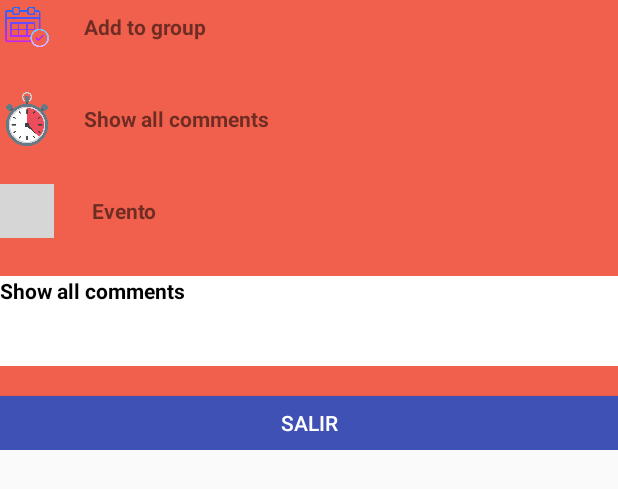
After one commit to luisGumucio/bitafira, an Android app: the layout custom_dialog.xml on its own in the app's theme, with its tools: preview values and no code run, on a phone screen of 412 x 824 dp. The commit adds this screen. Shown: the top 489 px of the screen. Run offline under Robolectric (Android 15) with nearby library versions, the phone set to English and light mode, and no system bars; grey boxes are pictures that could not be loaded.

Commit message:
Fix doctor view

```diff
--- a/app/src/main/java/com/example/unknow/bitafira/model/Evaluation.java
+++ b/app/src/main/java/com/example/unknow/bitafira/model/Evaluation.java
@@ -2,8 +2,10 @@ package com.example.unknow.bitafira.model;
 
 import com.google.firebase.database.IgnoreExtraProperties;
 
+import java.io.Serializable;
+
 @IgnoreExtraProperties
-public class Evaluation {
+public class Evaluation implements Serializable {
 
     private String id;
     private String dateStart;
--- a/app/src/main/java/com/example/unknow/bitafira/pacient/PacientMainFragment.java
+++ b/app/src/main/java/com/example/unknow/bitafira/pacient/PacientMainFragment.java
@@ -18,6 +18,9 @@ import android.widget.ListView;
 import android.widget.Toast;
 
 import com.example.unknow.bitafira.R;
+import com.example.unknow.bitafira.doctor.DoctorFragmentView;
+import com.example.unknow.bitafira.doctor.DoctorHistorialFragment;
+import com.example.unknow.bitafira.doctor.EvaluationTimeFragment;
 import com.example.unknow.bitafira.global.Constante;
 import com.example.unknow.bitafira.model.Pacient;
 import com.google.android.gms.tasks.OnCompleteListener;
@@ -142,7 +145,7 @@ public class PacientMainFragment extends Fragment {
         public void onItemClick(AdapterView<?> parent, View view, int position, long id) {
             Bundle bundle=new Bundle();
             bundle.putSerializable("PACIENT", pacients.get(position));
-            Fragment mFrag = new PacientEventFragment();
+            Fragment mFrag = new EvaluationTimeFragment();
             mFrag.setArguments(bundle);
             t.replace(R.id.main_fragment, mFrag).addToBackStack(null);
             t.commit();
--- /dev/null
+++ b/app/src/main/res/layout/custom_dialog.xml
@@ -0,0 +1,85 @@
+<?xml version="1.0" encoding="utf-8"?>
+<LinearLayout xmlns:android="http://schemas.android.com/apk/res/android"
+    android:layout_width="fill_parent"
+    android:layout_height="300dp"
+    android:background="#f1604d"
+    android:orientation="vertical" >
+    <LinearLayout
+        android:orientation="horizontal"
+        android:layout_width="match_parent"
+        android:layout_height="wrap_content">
+        <ImageView
+            android:layout_width="36dp"
+            android:layout_height="36dp"
+            android:src="@drawable/event"/>
+        <TextView
+            android:textStyle="bold"
+            android:id="@+id/txt_date_info"
+            android:layout_gravity="center_vertical"
+            android:layout_width="wrap_content"
+            android:layout_height="wrap_content"
+            android:paddingLeft="20dp"
+            android:text="Add to group"/>
+    </LinearLayout>
+    <LinearLayout
+        android:layout_marginTop="25dp"
+        android:orientation="horizontal"
+        android:layout_width="match_parent"
+        android:layout_height="wrap_content">
+        <ImageView
+            android:layout_width="36dp"
+            android:layout_height="36dp"
+            android:src="@drawable/clock"/>
+        <TextView
+            android:textStyle="bold"
+            android:id="@+id/txt_time_info"
+            android:layout_gravity="center_vertical"
+            android:layout_width="wrap_content"
+            android:layout_height="wrap_content"
+            android:paddingLeft="20dp"
+            android:text="Show all comments"/>
+    </LinearLayout>
+    <LinearLayout
+        android:layout_marginTop="25dp"
+        android:orientation="horizontal"
+        android:layout_width="match_parent"
+        android:layout_height="wrap_content">
+        <ImageView
+            android:layout_width="36dp"
+            android:layout_height="36dp"
+            android:src="@drawable/clinico"/>
+        <TextView
+            android:textStyle="bold"
+            android:id="@+id/txtPhoneRefe"
+            android:layout_gravity="center_vertical"
+            android:layout_width="wrap_content"
+            android:layout_height="wrap_content"
+            android:paddingLeft="25dp"
+            android:text="Evento"/>
+    </LinearLayout>
+    <LinearLayout
+        android:layout_marginTop="25dp"
+        android:orientation="horizontal"
+
+        android:layout_width="match_parent"
+        android:layout_height="wrap_content">
+        <TextView
+            android:textStyle="bold"
+            android:id="@+id/txt_event_info"
+            android:layout_gravity="center_vertical"
+            android:background="#fff"
+            android:textColor="#000"
+            android:layout_width="fill_parent"
+            android:layout_height="60dp"
+            android:text="Show all comments"/>
+    </LinearLayout>
+
+    <Button
+        android:id="@+id/btn_exit_event"
+        android:layout_width="fill_parent"
+        android:layout_height="wrap_content"
+        android:layout_marginTop="20dp"
+        android:background="@color/colorPrimary"
+        android:text="Salir"
+        android:textColor="@android:color/white" />
+</LinearLayout>
--- a/app/src/main/res/layout/fragment_pacient_info.xml
+++ b/app/src/main/res/layout/fragment_pacient_info.xml
@@ -187,7 +187,7 @@
             android:id="@+id/material_design_floating_action_menu_item2"
             android:layout_width="wrap_content"
             android:layout_height="wrap_content"
-            android:src="@drawable/evaluation"
+            android:src="@drawable/evaluations"
             fab:fab_label="Historial de evaluación"
             fab:fab_size="mini" />
 
```
Also changed, not shown: app/src/main/java/com/example/unknow/bitafira/doctor/DoctorEventsFragment.java (added, +110 -0 lines), app/src/main/java/com/example/unknow/bitafira/doctor/DoctorHistorialFragment.java (added, +99 -0 lines), app/src/main/java/com/example/unknow/bitafira/doctor/EvaluationTimeFragment.java (added, +239 -0 lines), app/src/main/java/com/example/unknow/bitafira/global/CustomDialogClass.java (added, +58 -0 lines), app/src/main/java/com/example/unknow/bitafira/pacient/PacientEventSaveFragment.java (+4 -9 lines), app/src/main/res/layout/fragment_evaluation_doctor_main.xml (added, +15 -0 lines), app/src/main/res/layout/fragment_evaluation_real_time_pacient.xml (+88 -5 lines), app/src/main/res/layout/fragment_pacient_event_doctor_main.xml (added, +14 -0 lines), app/src/main/res/drawable/evaluations.png (added).
